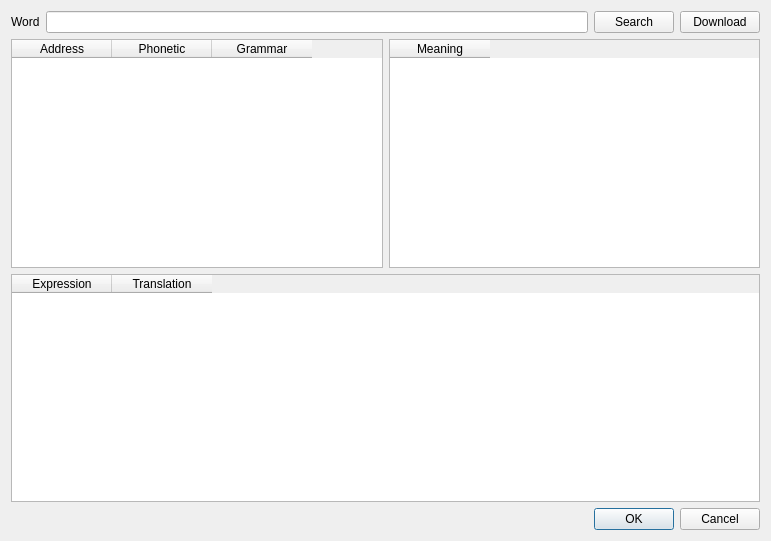
Before: the Qt Designer form usage.ui in kellyjf/larousse, drawn with Qt 5.
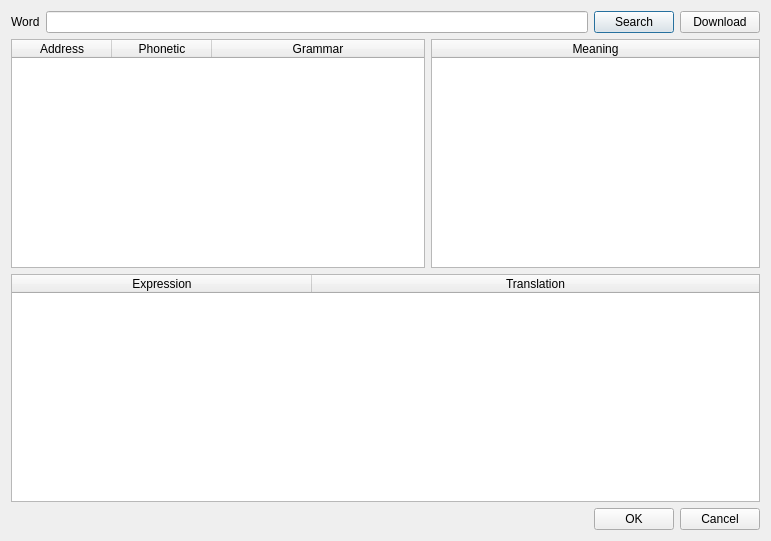
After: the same form once the commit is applied.

```diff
--- a/usage.ui
+++ b/usage.ui
@@ -31,6 +31,9 @@
        <property name="text">
         <string>Search</string>
        </property>
+       <property name="default">
+        <bool>true</bool>
+       </property>
       </widget>
      </item>
      <item>
@@ -55,6 +58,12 @@
        <property name="selectionBehavior">
         <enum>QAbstractItemView::SelectRows</enum>
        </property>
+       <property name="sortingEnabled">
+        <bool>true</bool>
+       </property>
+       <attribute name="horizontalHeaderStretchLastSection">
+        <bool>true</bool>
+       </attribute>
        <column>
         <property name="text">
          <string>Address</string>
@@ -80,6 +89,12 @@
        <property name="selectionBehavior">
         <enum>QAbstractItemView::SelectRows</enum>
        </property>
+       <property name="sortingEnabled">
+        <bool>true</bool>
+       </property>
+       <attribute name="horizontalHeaderStretchLastSection">
+        <bool>true</bool>
+       </attribute>
        <column>
         <property name="text">
          <string>Meaning</string>
@@ -100,6 +115,18 @@
      <property name="selectionBehavior">
       <enum>QAbstractItemView::SelectRows</enum>
      </property>
+     <property name="sortingEnabled">
+      <bool>true</bool>
+     </property>
+     <attribute name="horizontalHeaderCascadingSectionResizes">
+      <bool>true</bool>
+     </attribute>
+     <attribute name="horizontalHeaderDefaultSectionSize">
+      <number>300</number>
+     </attribute>
+     <attribute name="horizontalHeaderStretchLastSection">
+      <bool>true</bool>
+     </attribute>
      <column>
       <property name="text">
        <string>Expression</string>
```
Left out of the diff: 9 changed lines with no effect on the pictures.
